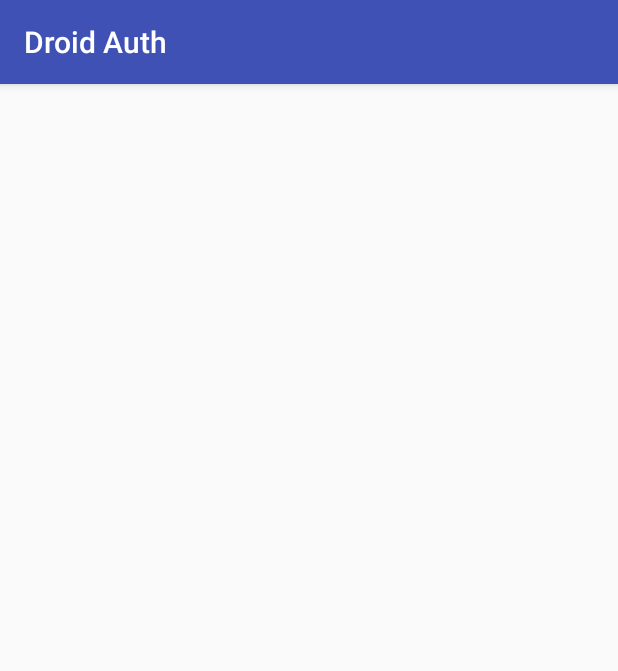
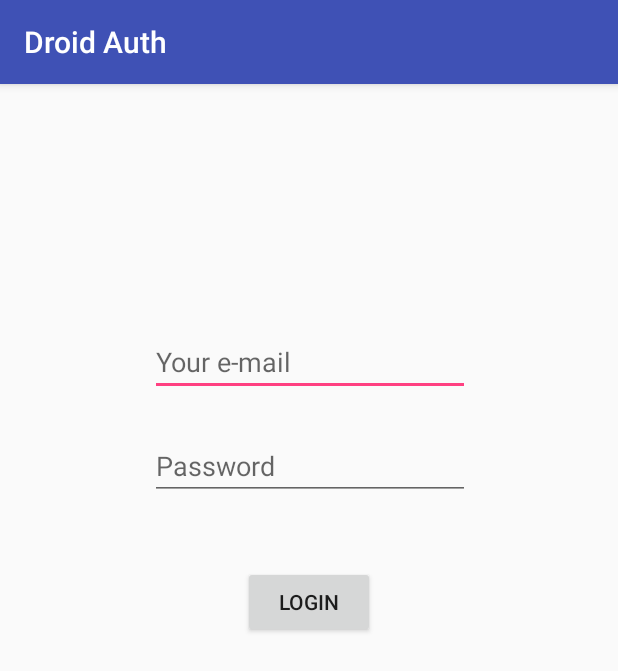
Before and after one commit to lucasfe/droid_auth, an Android app: the screen it shows after launch (MainActivity), on a phone screen of 412 x 824 dp. Shown: the top 671 px of the screen. Run offline under Robolectric (Android 15) with nearby library versions, the phone set to English and light mode, and no system bars; our stand-ins replace data binding.

Commit message:
Calling authentication
Signed-off-by: Lucas de Oliveira Ferreira <lucasfe@inatel.br>

```diff
--- a/app/build.gradle
+++ b/app/build.gradle
@@ -40,6 +40,7 @@ dependencies {
     implementation 'io.reactivex.rxjava2:rxandroid:2.0.1'
     implementation 'io.reactivex.rxjava2:rxjava:2.0.2'
     implementation 'com.jakewharton.retrofit:retrofit2-rxjava2-adapter:1.0.0'
+    implementation "org.jetbrains.anko:anko:$anko_version"
 
     testImplementation 'junit:junit:4.12'
     androidTestImplementation 'com.android.support.test:runner:1.0.1'
--- a/app/src/main/AndroidManifest.xml
+++ b/app/src/main/AndroidManifest.xml
@@ -2,6 +2,7 @@
 <manifest xmlns:android="http://schemas.android.com/apk/res/android"
     package="br.com.lucasfe.droidauth">
 
+    <uses-permission android:name="android.permission.INTERNET"/>
     <application
         android:allowBackup="true"
         android:icon="@mipmap/ic_launcher"
--- a/app/src/main/java/br/com/lucasfe/droidauth/MainActivity.kt
+++ b/app/src/main/java/br/com/lucasfe/droidauth/MainActivity.kt
@@ -3,12 +3,34 @@ package br.com.lucasfe.droidauth
 import android.support.v7.app.AppCompatActivity
 import android.os.Bundle
 import br.com.lucasfe.droidauth.webapi.RetrofitInit
+import kotlinx.android.synthetic.main.activity_main.*
+import org.jetbrains.anko.toast
+import retrofit2.Call
+import retrofit2.Response
 
-class MainActivity : AppCompatActivity() {
+class MainActivity : AppCompatActivity(), retrofit2.Callback<String> {
 
     override fun onCreate(savedInstanceState: Bundle?) {
         super.onCreate(savedInstanceState)
         setContentView(R.layout.activity_main)
+        button.setOnClickListener { login() }
+    }
 
+
+    private fun login() {
+        val call = RetrofitInit().webapi().authenticate("lucasfe@gmail.com", "123456")
+        call.enqueue(this)
     }
+
+
+    override fun onFailure(call: Call<String>?, t: Throwable?) {
+        toast("failure")
+    }
+
+    override fun onResponse(call: Call<String>?, response: Response<String>?) {
+
+        toast("response")
+    }
+
+
 }
--- a/app/src/main/java/br/com/lucasfe/droidauth/model/User.kt
+++ b/app/src/main/java/br/com/lucasfe/droidauth/model/User.kt
@@ -29,8 +29,4 @@ class User : Observable() {
     }
 
 
-    fun authenticate() {
-        RetrofitInit().webapi().authenticate().subscribe()
-    }
-
 }
--- a/app/src/main/java/br/com/lucasfe/droidauth/webapi/RetrofitInit.kt
+++ b/app/src/main/java/br/com/lucasfe/droidauth/webapi/RetrofitInit.kt
@@ -5,8 +5,9 @@ import retrofit2.converter.gson.GsonConverterFactory
 
 class RetrofitInit {
 
-    private val retrofit = Retrofit.Builder()
-            .baseUrl("")
+
+    val retrofit = Retrofit.Builder()
+            .baseUrl("http://api-vanhack-event-sp.azurewebsites.net")
             .addConverterFactory(GsonConverterFactory.create())
             .build()
 
--- a/app/src/main/java/br/com/lucasfe/droidauth/webapi/WebApi.kt
+++ b/app/src/main/java/br/com/lucasfe/droidauth/webapi/WebApi.kt
@@ -1,12 +1,13 @@
 package br.com.lucasfe.droidauth.webapi
 
-import io.reactivex.Observable
+import retrofit2.Call
 import retrofit2.http.GET
+import retrofit2.http.Query
 
 interface WebApi {
 
-        @GET("webapi")
-        fun authenticate() : Observable<String>
+    @GET("/api/v1/Customer/auth")
+    fun authenticate(@Query("email") email: String, @Query("password") password: String): Call<String>
 
 
 }
--- a/app/src/main/res/layout/activity_main.xml
+++ b/app/src/main/res/layout/activity_main.xml
@@ -17,14 +17,54 @@
         tools:context="br.com.lucasfe.droidauth.MainActivity">
 
 
-        <TextView
+        <Button
+            android:id="@+id/button"
             android:layout_width="wrap_content"
             android:layout_height="wrap_content"
-            android:text="@{user.name}"
+            android:layout_marginBottom="8dp"
+            android:layout_marginEnd="8dp"
+            android:layout_marginStart="8dp"
+            android:layout_marginTop="44dp"
+            android:text="@string/login"
             app:layout_constraintBottom_toBottomOf="parent"
-            app:layout_constraintLeft_toLeftOf="parent"
-            app:layout_constraintRight_toRightOf="parent"
-            app:layout_constraintTop_toTopOf="parent" />
+            app:layout_constraintEnd_toEndOf="parent"
+            app:layout_constraintStart_toStartOf="parent"
+            app:layout_constraintTop_toBottomOf="@+id/editText2"
+            app:layout_constraintVertical_bias="0.0" />
+
+        <EditText
+            android:id="@+id/editText"
+            android:layout_width="wrap_content"
+            android:layout_height="wrap_content"
+            android:layout_marginBottom="8dp"
+            android:layout_marginEnd="8dp"
+            android:layout_marginStart="8dp"
+            android:layout_marginTop="124dp"
+            android:ems="10"
+            android:inputType="textPersonName"
+            android:hint="@string/your_e_mail"
+            app:layout_constraintBottom_toBottomOf="parent"
+            app:layout_constraintEnd_toEndOf="parent"
+            app:layout_constraintHorizontal_bias="0.503"
+            app:layout_constraintStart_toStartOf="parent"
+            app:layout_constraintTop_toTopOf="parent"
+            app:layout_constraintVertical_bias="0.066" />
+
+        <EditText
+            android:id="@+id/editText2"
+            android:layout_width="wrap_content"
+            android:hint="@string/password"
+            android:layout_height="wrap_content"
+            android:layout_marginStart="8dp"
+            android:layout_marginLeft="8dp"
+            android:layout_marginTop="24dp"
+            android:ems="10"
+            android:inputType="textPassword"
+            app:layout_constraintEnd_toEndOf="@+id/editText"
+            app:layout_constraintHorizontal_bias="1.0"
+            app:layout_constraintStart_toStartOf="@+id/editText"
+            app:layout_constraintTop_toBottomOf="@+id/editText"
+             />
 
     </android.support.constraint.ConstraintLayout>
 </layout>
--- a/app/src/main/res/values/strings.xml
+++ b/app/src/main/res/values/strings.xml
@@ -1,3 +1,6 @@
 <resources>
     <string name="app_name">Droid Auth</string>
+    <string name="your_e_mail">Your e-mail</string>
+    <string name="password">Password</string>
+    <string name="login">Login</string>
 </resources>
--- a/build.gradle
+++ b/build.gradle
@@ -2,6 +2,7 @@
 
 buildscript {
     ext.kotlin_version = '1.1.51'
+    ext.anko_version='0.10.4'
     repositories {
         google()
         jcenter()
```
